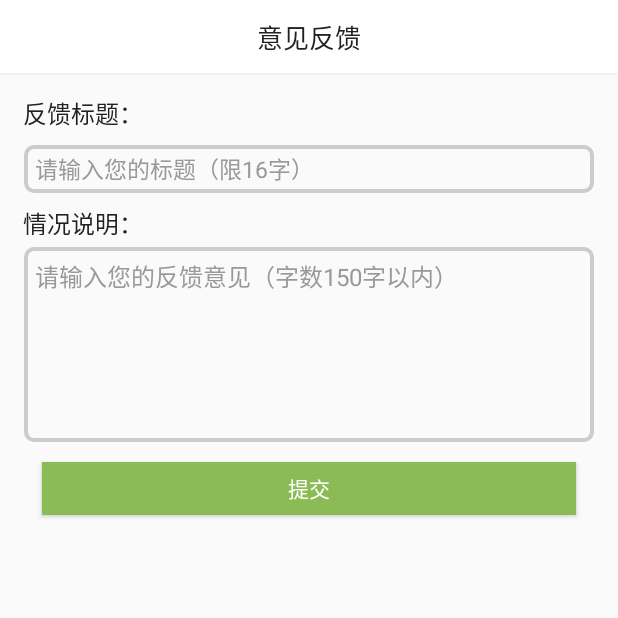
After one commit to wangyuhang0469/iplan, an Android app: the FeedBack screen opened directly, with no data from a screen before it, on a phone screen of 412 x 824 dp, the top half of it. The commit adds this screen. Run offline under Robolectric (Android 15) with nearby library versions, the phone set to English and light mode, and no system bars; our stand-ins replace CircleImageView.

Commit message:
设置功能完善

```diff
--- a/app/src/main/AndroidManifest.xml
+++ b/app/src/main/AndroidManifest.xml
@@ -71,7 +71,10 @@
         <service android:name="cn.bmob.newim.core.service.HeartBeatService" />
 
         <activity android:name=".ui.UserInfoChange" />
-        <activity android:name=".bean.ScheduleMessage"></activity>
+        <activity android:name=".bean.ScheduleMessage" />
+        <activity android:name=".ui.AboutUs" />
+        <activity android:name=".ui.Share" />
+        <activity android:name=".ui.FeedBack"></activity>
     </application>
 
 </manifest>
--- /dev/null
+++ b/app/src/main/java/com/example/iplan/ui/FeedBack.java
@@ -0,0 +1,15 @@
+package com.example.iplan.ui;
+
+import android.support.v7.app.AppCompatActivity;
+import android.os.Bundle;
+
+import com.example.iplan.R;
+
+public class FeedBack extends AppCompatActivity {
+
+    @Override
+    protected void onCreate(Bundle savedInstanceState) {
+        super.onCreate(savedInstanceState);
+        setContentView(R.layout.activity_feed_back);
+    }
+}
--- /dev/null
+++ b/app/src/main/res/drawable/bg_edittext2.xml
@@ -0,0 +1,9 @@
+<?xml version="1.0" encoding="utf-8"?>
+
+<shape xmlns:android="http://schemas.android.com/apk/res/android">
+    <solid android:color="#00ff00ff"/>
+    <corners android:radius="8px"/>
+    <stroke android:color="#cccccc"
+        android:width="4px"
+        />
+</shape>
--- /dev/null
+++ b/app/src/main/res/layout/activity_feed_back.xml
@@ -0,0 +1,91 @@
+<?xml version="1.0" encoding="utf-8"?>
+
+<LinearLayout xmlns:android="http://schemas.android.com/apk/res/android"
+    xmlns:tools="http://schemas.android.com/tools"
+    android:layout_width="match_parent"
+    android:layout_height="match_parent"
+    android:orientation="vertical">
+    <RelativeLayout
+        android:layout_width="match_parent"
+        android:layout_height="50dp"
+        android:background="#ffffff">
+        <ImageView
+            android:layout_width="27dp"
+            android:layout_height="27dp"
+            android:layout_alignParentLeft="true"
+            android:layout_marginLeft="10dp"
+            android:layout_marginTop="11dp"
+            android:id="@+id/fk_back"/>
+        <TextView
+            android:layout_width="wrap_content"
+            android:layout_height="wrap_content"
+            android:text="意见反馈"
+            android:textSize="17dp"
+            android:layout_centerInParent="true"
+            android:textColor="#222222"/>
+        <LinearLayout
+            android:layout_width="match_parent"
+            android:layout_height="1dp"
+            android:background="#f2f2f2"
+            android:layout_alignParentBottom="true"></LinearLayout>
+    </RelativeLayout>
+    <TextView
+        android:layout_width="match_parent"
+        android:layout_height="28dp"
+        android:text="反馈标题："
+        android:textSize="16dp"
+        android:layout_marginLeft="15dp"
+        android:layout_marginTop="13dp"
+        android:textColor="#222222"
+        android:textColorHint="#999999"/>
+    <EditText
+        android:layout_width="match_parent"
+        android:layout_height="32dp"
+        android:hint="请输入您的标题（限16字）"
+        android:layout_marginLeft="16dp"
+        android:background="@drawable/bg_edittext2"
+        android:maxLength="16"
+        android:layout_marginTop="5dp"
+        android:layout_marginRight="16dp"
+        android:textSize="15dp"
+        android:paddingLeft="7dp"
+        android:textColorHint="#999999"
+        android:textCursorDrawable="@null"/>
+    <TextView
+        android:layout_width="match_parent"
+        android:layout_height="20dp"
+        android:text="情况说明："
+        android:textSize="16dp"
+        android:layout_marginLeft="15dp"
+        android:layout_marginTop="8dp"
+        android:textColor="#222222" />
+    <EditText
+        android:layout_width="match_parent"
+        android:layout_height="130dp"
+        android:hint="请输入您的反馈意见（字数150字以内）"
+        android:layout_marginLeft="16dp"
+        android:background="@drawable/bg_edittext2"
+        android:maxLength="150"
+        android:layout_marginRight="16dp"
+        android:textSize="16dp"
+        android:padding="7dp"
+        android:gravity="top"
+        android:textColorHint="#999999"
+        android:layout_marginTop="8dp"
+        android:textCursorDrawable="@null"/>
+    <Button
+        android:layout_width="match_parent"
+        android:layout_height="35dp"
+        android:text="提交"
+        android:textColor="#ffffff"
+        android:background="#8bbb54"
+        android:layout_marginLeft="28dp"
+        android:layout_marginRight="28dp"
+        android:layout_marginTop="13dp"
+        android:id="@+id/bt_fk"/>
+    <ImageView
+        android:layout_width="145dp"
+        android:layout_height="145dp"
+        android:layout_marginTop="40dp"
+        android:layout_marginLeft="35dp" />
+</LinearLayout>
--- a/app/src/main/res/layout/activity_user_info.xml
+++ b/app/src/main/res/layout/activity_user_info.xml
@@ -23,7 +23,6 @@
             style="@style/style_text_black"
             android:layout_alignParentLeft="true"
             android:layout_centerVertical="true"
-
             android:text="@string/add_avator" />
 
         <LinearLayout
--- a/app/src/main/res/values/dimens.xml
+++ b/app/src/main/res/values/dimens.xml
@@ -11,7 +11,7 @@
     <dimen name="text_size_medium">16sp</dimen>
     <dimen name="text_size_large">18sp</dimen>
 
-    <dimen name="height_2">2dip</dimen>
+    <dimen name="height_2">0.5dip</dimen>
     <dimen name="height_line">1dip</dimen>
     <dimen name="height_40">40dip</dimen>
     <dimen name="height_50">50dip</dimen>
```
Also changed, not shown: app/src/main/java/com/example/iplan/ui/AboutUs.java (added, +15 -0 lines), app/src/main/java/com/example/iplan/ui/Share.java (added, +26 -0 lines), app/src/main/java/com/example/iplan/ui/fragment/SetFragment.java (+44 -9 lines), app/src/main/res/layout/activity_about_us.xml (added, +52 -0 lines), app/src/main/res/layout/fragment_set.xml (+84 -30 lines), app/src/main/res/drawable/base_horizontal_line.9.png, app/src/main/res/drawable/infoback.png (added), app/src/main/res/drawable/share.png (added), app/src/main/res/drawable/yourname.jpg (added).
